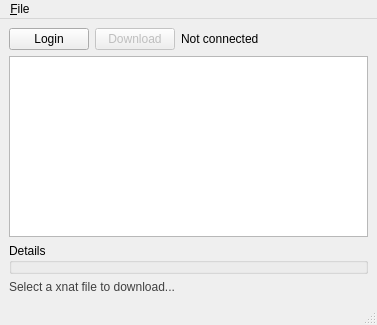
Old version of the form Applications/ctkXnatTreeBrowser/ctkXnatTreeBrowserMainWindow.ui in the repository commontk/CTK.
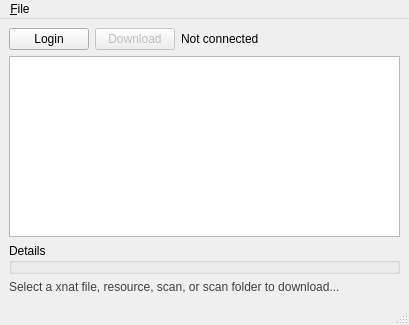
New version of the form.

Commit message: Refactored and extended download

The edit to the form file:
```diff
--- a/Applications/ctkXnatTreeBrowser/ctkXnatTreeBrowserMainWindow.ui
+++ b/Applications/ctkXnatTreeBrowser/ctkXnatTreeBrowserMainWindow.ui
@@ -6,7 +6,7 @@
    <rect>
     <x>0</x>
     <y>0</y>
-    <width>377</width>
+    <width>409</width>
     <height>325</height>
    </rect>
   </property>
@@ -72,7 +72,7 @@
 font: 75 10pt &quot;Lucida Grande&quot;;</string>
         </property>
         <property name="text">
-         <string>Select a xnat file to download...</string>
+         <string>Select a xnat file, resource, scan, or scan folder to download...</string>
         </property>
        </widget>
       </item>
@@ -85,8 +85,8 @@
     <rect>
      <x>0</x>
      <y>0</y>
-     <width>377</width>
-     <height>22</height>
+     <width>409</width>
+     <height>21</height>
     </rect>
    </property>
    <widget class="QMenu" name="menu_File">
```
The commit also changes 29 other files.
